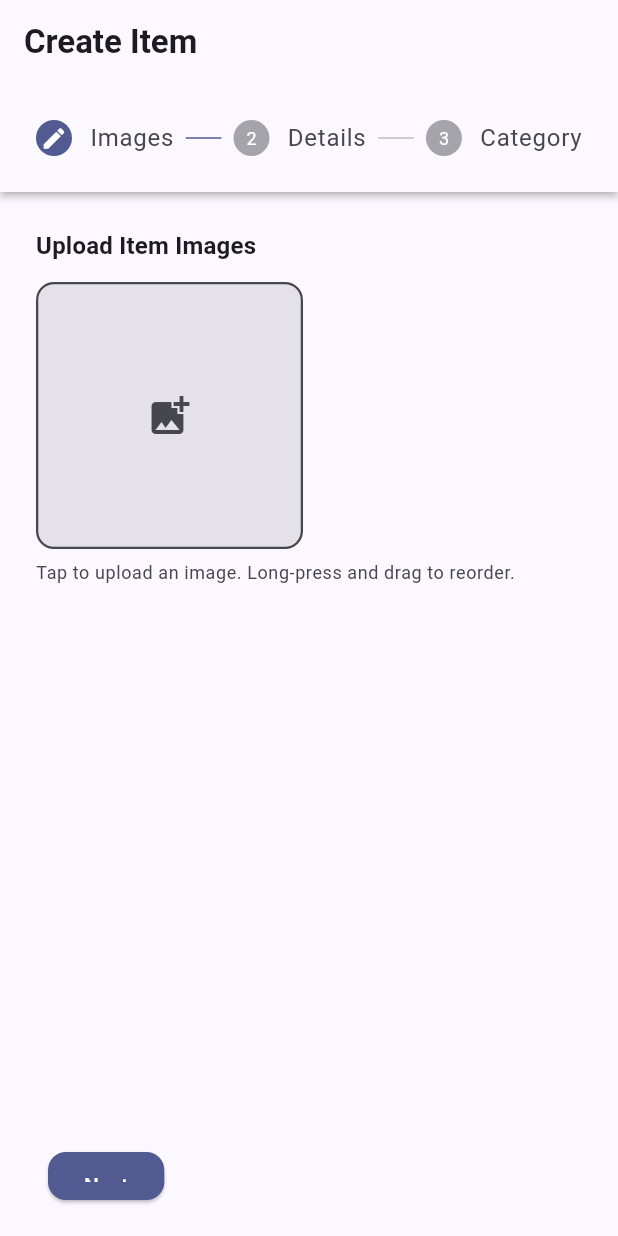
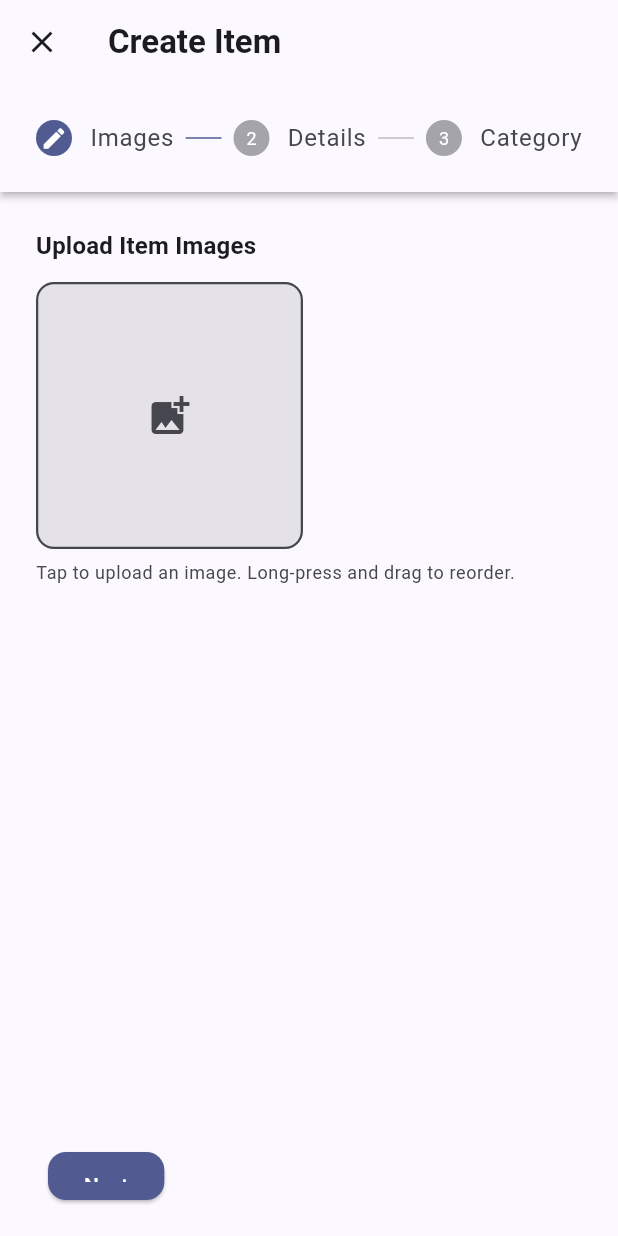
Before and after one commit to Devofure/Accollect, a Flutter app: the MultiStepCreateItemScreen screen opened by its route, on a phone screen of 412 x 824 dp. Run offline on Flutter 3.47's test engine with Material 3 defaults, Android fonts, the light colour scheme and no system bars; our stand-ins replace cached_network_image, carousel_slider, cloud_firestore, firebase_auth, firebase_core, firebase_crashlytics and 4 more; missing offline and left inert: firebase_ui_auth, firebase_ui_oauth_google, flutter_command; accounts and stored records are empty.

Commit message:
feat: update item addition flow and enhance UI with common widget integration

```diff
--- a/lib/core/app_router.dart
+++ b/lib/core/app_router.dart
@@ -170,10 +170,11 @@ class AppRouterConfig {
           },
         ),
         GoRoute(
-          path: AppRouter.addOrSelectItemRoute,
+          path: AppRouter.addItemLibraryRoute,
           builder: (context, state) {
-            final collectionKey = state.pathParameters['key'];
-            final collectionName = state.pathParameters['name'];
+            final collection = state.extra as CollectionUIModel;
+            final collectionKey = collection.key;
+            final collectionName = collection.name;
             final itemRepo = context.read<IItemRepository>();
 
             return ChangeNotifierProvider(
@@ -194,16 +195,18 @@ class AppRouterConfig {
 }
 
 class AppRouter {
+  static const String addItemAiScannerRoute = '/aiScanner';
+  static const String addItemBarcodeScannerRoute = '/barcodeScanner';
+  static const String addItemLibraryRoute = '/add-or-select-item/:key/:name';
+  static const String collectionRoute = '/collection';
+  static const String createCollectionRoute = '/create-collection';
+  static const String createNewItemRoute = '/add-new-item';
+  static const String homeRoute = '/home';
+  static const String itemDetailsRoute = '/item-details';
+  static const String itemLibraryRoute = '/item-library';
   static const String onboardingRoute = '/';
+  static const String profileRoute = '/profile';
+  static const String settingsCollectionsRoute = '/settings/collections';
+  static const String settingsRoute = '/settings';
   static const String signInRoute = '/sign-in';
-  static const String profileRoute = '/profile';
-  static const String homeRoute = '/home';
-  static const String settingsRoute = '/settings';
-  static const String settingsCollectionsRoute = '/settings/collections';
-  static const String createCollectionRoute = '/create-collection';
-  static const String addOrSelectItemRoute = '/add-or-select-item/:key/:name';
-  static const String itemLibraryRoute = '/item-library';
-  static const String createNewItemRoute = '/add-new-item';
-  static const String collectionRoute = '/collection';
-  static const String itemDetailsRoute = '/item-details';
 }
--- a/lib/ui/create/item/multi_step_create_item_screen.dart
+++ b/lib/ui/create/item/multi_step_create_item_screen.dart
@@ -2,6 +2,7 @@ import 'package:accollect/ui/create/item/multi_step_create_item_view_model.dart'
 import 'package:accollect/ui/create/item/step_category_widget.dart';
 import 'package:accollect/ui/create/item/step_details_widget.dart';
 import 'package:accollect/ui/create/item/step_images_widget.dart';
+import 'package:accollect/ui/widgets/create_common_widget.dart';
 import 'package:flutter/material.dart';
 import 'package:provider/provider.dart';
 
@@ -24,13 +25,7 @@ class _MultiStepCreateItemScreenState extends State<MultiStepCreateItemScreen> {
 
     return Scaffold(
       backgroundColor: theme.colorScheme.surface,
-      appBar: AppBar(
-        backgroundColor: theme.colorScheme.surface,
-        title: Text(
-          'Create Item',
-          style: TextStyle(color: theme.colorScheme.onSurface),
-        ),
-      ),
+      appBar: const CloseableAppBar(title: 'Create Item'),
       body: Form(
         key: viewModel.formKey,
         child: Column(
```
Also changed, not shown: lib/ui/collection/collection_screen.dart (+2 -10 lines), lib/ui/item/add_or_select_item_screen.dart (+3 -23 lines), lib/ui/widgets/create_common_widget.dart (+50 -1 lines).
